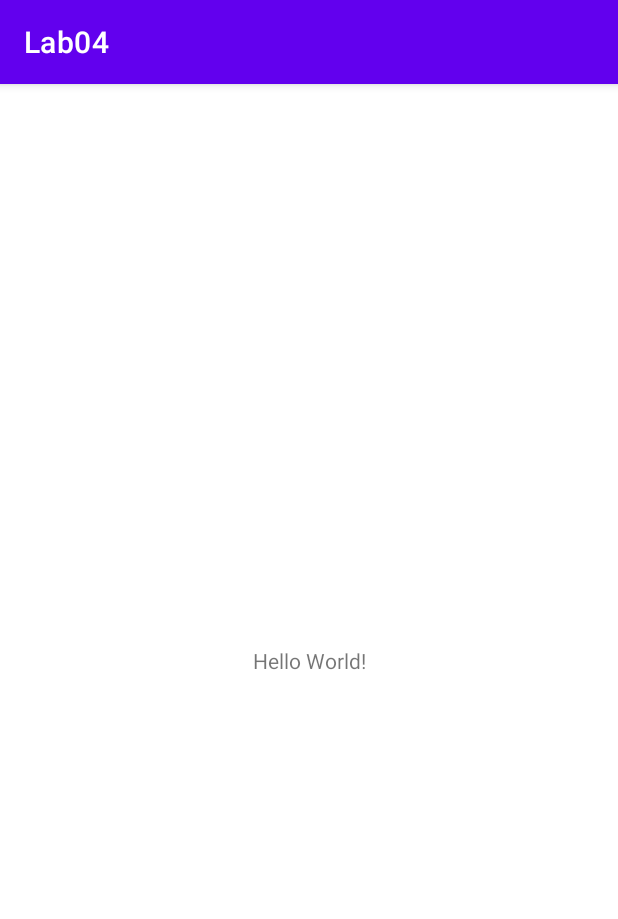
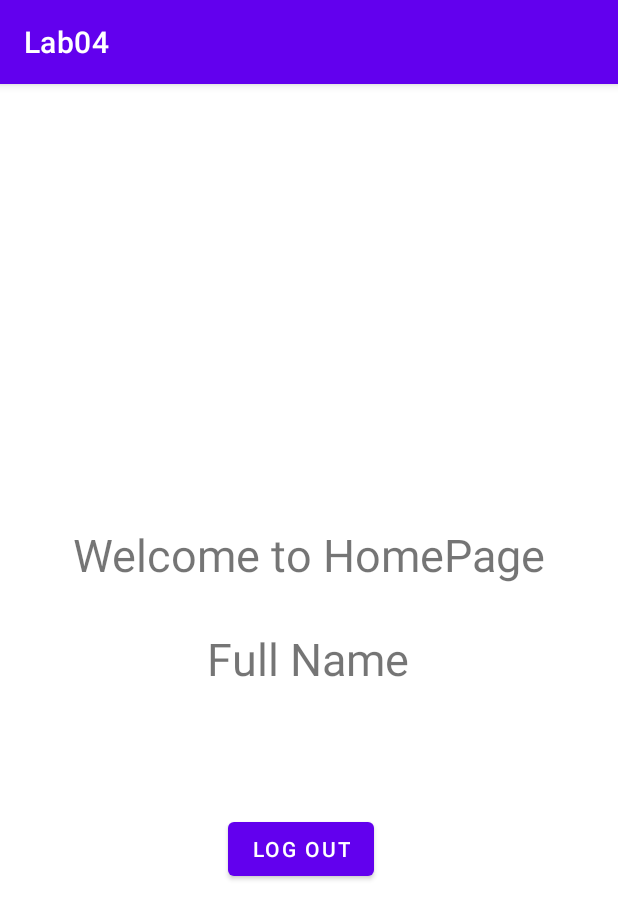
Before and after one commit to ThanhhTruongg1901/mobile_labs_20522079, an Android app: the MainActivity screen opened directly, with no data from a screen before it, on a phone screen of 412 x 824 dp. Shown: the top 919 px of the screen. Run offline under Robolectric (Android 15) with nearby library versions, the phone set to English and light mode, and no system bars.

Commit message:
complete lab4

```diff
--- a/app/src/main/java/com/example/lab04/MainActivity.java
+++ b/app/src/main/java/com/example/lab04/MainActivity.java
@@ -2,13 +2,28 @@ package com.example.lab04;
 
 import androidx.appcompat.app.AppCompatActivity;
 
+import android.content.Intent;
 import android.os.Bundle;
+import android.view.View;
+import android.widget.Button;
 
 public class MainActivity extends AppCompatActivity {
 
+    Button btnLogOut;
     @Override
     protected void onCreate(Bundle savedInstanceState) {
         super.onCreate(savedInstanceState);
         setContentView(R.layout.activity_main);
+
+        btnLogOut = (Button) findViewById(R.id.btnLogOut);
+
+        btnLogOut.setOnClickListener(new View.OnClickListener() {
+            @Override
+            public void onClick(View view) {
+                Intent intent = new Intent(MainActivity.this, LoginActivity.class);
+                startActivity(intent);
+
+            }
+        });
     }
 }
--- a/app/src/main/res/layout/activity_login.xml
+++ b/app/src/main/res/layout/activity_login.xml
@@ -54,7 +54,7 @@
         android:layout_marginLeft="10dp"
         android:layout_marginRight="10dp"
         android:background="@drawable/custom_edittext"
-        android:hint="Please enter password">
+        android:hint=" Please enter password">
 
     </EditText>
 
--- a/app/src/main/res/layout/activity_main.xml
+++ b/app/src/main/res/layout/activity_main.xml
@@ -7,12 +7,39 @@
     tools:context=".MainActivity">
 
     <TextView
+    android:layout_width="wrap_content"
+    android:layout_height="wrap_content"
+    android:text="Welcome to HomePage"
+    android:textSize="30dp"
+    app:layout_constraintBottom_toBottomOf="parent"
+    app:layout_constraintEnd_toEndOf="parent"
+    app:layout_constraintStart_toStartOf="parent"
+    app:layout_constraintTop_toTopOf="parent"
+    app:layout_constraintVertical_bias="0.403" />
+
+
+    <TextView
         android:layout_width="wrap_content"
         android:layout_height="wrap_content"
-        android:text="Hello World!"
+        android:text="Full Name"
+        android:textSize="30dp"
         app:layout_constraintBottom_toBottomOf="parent"
         app:layout_constraintEnd_toEndOf="parent"
+        app:layout_constraintHorizontal_bias="0.498"
         app:layout_constraintStart_toStartOf="parent"
-        app:layout_constraintTop_toTopOf="parent" />
+        app:layout_constraintTop_toTopOf="parent"
+        app:layout_constraintVertical_bias="0.499" />
+
+    <Button
+        android:id="@+id/btnLogOut"
+        android:layout_width="wrap_content"
+        android:layout_height="wrap_content"
+        android:layout_marginStart="153dp"
+        android:layout_marginEnd="164dp"
+        android:layout_marginBottom="234dp"
+        android:text="Log Out"
+        app:layout_constraintBottom_toBottomOf="parent"
+        app:layout_constraintEnd_toEndOf="parent"
+        app:layout_constraintStart_toStartOf="parent" />
 
 </androidx.constraintlayout.widget.ConstraintLayout>
```
Also changed, not shown: app/src/main/java/com/example/lab04/LoginActivity.java (+28 -0 lines), app/src/main/java/com/example/lab04/SignUpActivity.java (+46 -1 lines), app/src/main/res/layout/activity_sign_up.xml (+5 -5 lines).
